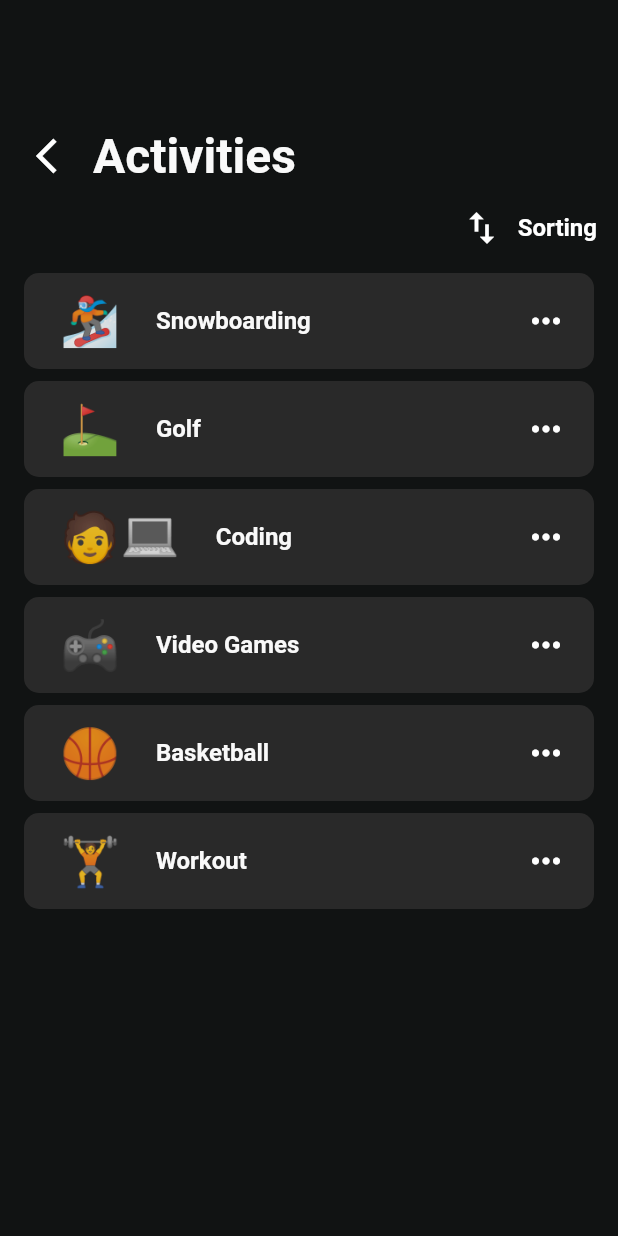
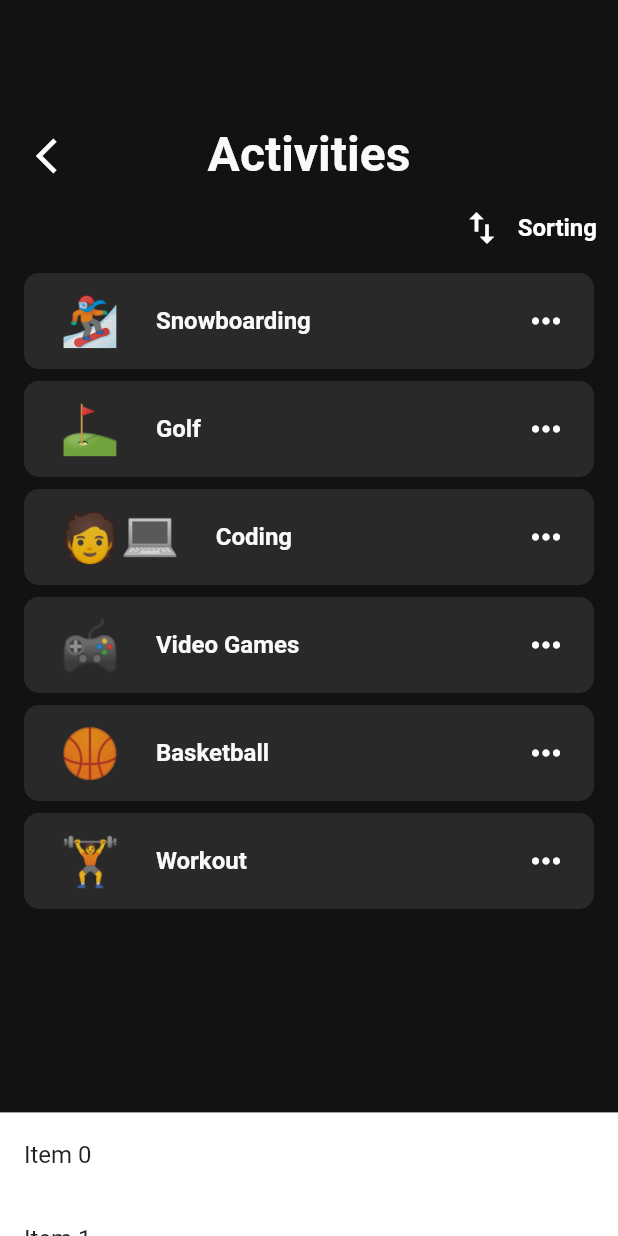
Before and after one commit to jacehalvorson/name_tbd, a Flutter app: the ActivitiesPage screen opened directly, on a phone screen of 412 x 824 dp. Run offline on Flutter 3.47's test engine with Material 2 defaults, Android fonts, the phone set to English and light mode, and no system bars; generated files the repository leaves out were written again; Roboto replaces fonts that are missing (Montserrat).

Commit message:
Implemented majority of Activities Page

```diff
--- a/lib/src/sample_feature/activities.dart
+++ b/lib/src/sample_feature/activities.dart
@@ -1,6 +1,7 @@
 import 'package:flutter/material.dart';
 import 'package:refresh/src/theme.dart';
 import 'activity_tile.dart';
+import 'draggable_sheet.dart';
 
 class ActivitiesPage extends StatefulWidget {
   const ActivitiesPage({Key? key});
@@ -32,9 +33,11 @@ class _ActivitiesPageState extends State<ActivitiesPage> {
               child: Column(
                 //mainAxisAlignment: MainAxisAlignment.center, // Center vertically
                 children: [
-                  Row(
+                  Stack(
                     children: [
-                      IconButton(
+                      Align(
+                        alignment: Alignment.centerLeft,
+                        child: IconButton(
                           icon: Icon(Icons.arrow_back_ios),
                           iconSize: 28,
                           color: ThemeColor.text,
@@ -42,7 +45,11 @@ class _ActivitiesPageState extends State<ActivitiesPage> {
                             Navigator.pop(context);
                           },
                         ),
-                      Text(
+                      ),
+                      Center(
+                        child: Padding(
+                          padding: const EdgeInsets.only(top: 4),
+                          child: Text(
                             'Activities',
                             style: TextStyle(
                               color: Color(0xFFF9F9F9),
@@ -50,6 +57,8 @@ class _ActivitiesPageState extends State<ActivitiesPage> {
                               fontFamily: 'Montserrat',
                               fontWeight: FontWeight.w600,
                               height: 0,
+                            ),
+                          ),
                         ),
                       ),
                     ],
@@ -105,6 +114,7 @@ class _ActivitiesPageState extends State<ActivitiesPage> {
               ),
             ),
           ),
+          DraggableSheet()
         ],
       ),
     );
--- /dev/null
+++ b/lib/src/sample_feature/draggable_sheet.dart
@@ -0,0 +1,46 @@
+import 'package:flutter/material.dart';
+import 'package:refresh/src/theme.dart';
+
+class DraggableSheet extends StatefulWidget {
+  const DraggableSheet({Key? key});
+
+  @override
+  State<DraggableSheet> createState() => _DraggableSheetState();
+}
+
+class _DraggableSheetState extends State<DraggableSheet> {
+  final List<String> emojis = ["🏂", "⛳️", "🧑‍💻", "🎮", "🏀", "🏋️"];
+  final List<String> names = [
+    "Snowboarding",
+    "Golf",
+    "Coding",
+    "Video Games",
+    "Basketball",
+    "Workout"
+  ];
+
+  @override
+  Widget build(BuildContext context) {
+    return DraggableScrollableSheet(
+      initialChildSize:
+          0.1, // Initial size when collapsed (10% of the screen height)
+      minChildSize: 0.1, // Minimum size when collapsed
+      maxChildSize: 0.8, // Maximum size when fully expanded
+      snap: true,
+      builder: (BuildContext context, ScrollController scrollController) {
+        return Container(
+          color: Colors.white,
+          child: ListView.builder(
+            controller: scrollController,
+            itemCount: 100,
+            itemBuilder: (BuildContext context, int index) {
+              return ListTile(
+                title: Text('Item $index'),
+              );
+            },
+          ),
+        );
+      },
+    );
+  }
+}
```
Lines whose indentation alone changed are shown as unchanged.
